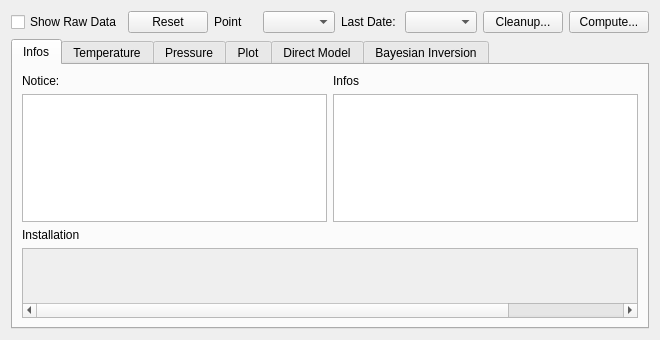
Qt form molonari_data/molonaviz/datapointview.ui (leamailhol/MOLO-projet-interface) before a commit.
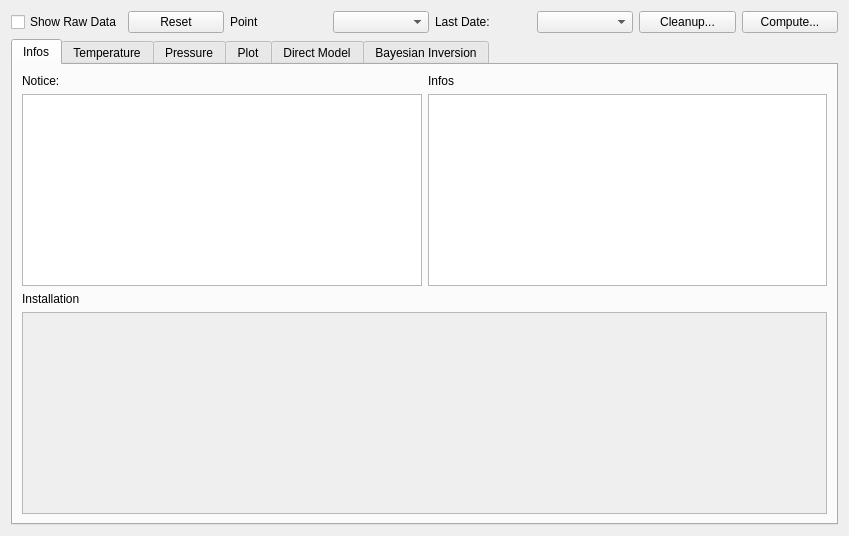
The same form after that commit. The open tabs and pages were chosen to show the change. Icons and pictures are not drawn.

Patch:
```diff
--- a/molonari_data/molonaviz/datapointview.ui
+++ b/molonari_data/molonaviz/datapointview.ui
@@ -6,9 +6,8 @@
    <rect>
     <x>0</x>
     <y>0</y>
-
-    <width>660</width>
-    <height>340</height>
+    <width>849</width>
+    <height>536</height>
    </rect>
   </property>
   <property name="windowTitle">
@@ -126,10 +125,8 @@
            <rect>
             <x>0</x>
             <y>0</y>
-
-            <width>757</width>
-            <height>537</height>
-
+            <width>776</width>
+            <height>547</height>
            </rect>
           </property>
           <layout class="QVBoxLayout" name="verticalLayout_2">
```
Left out of the diff: 11 changed lines with no effect on the pictures.
